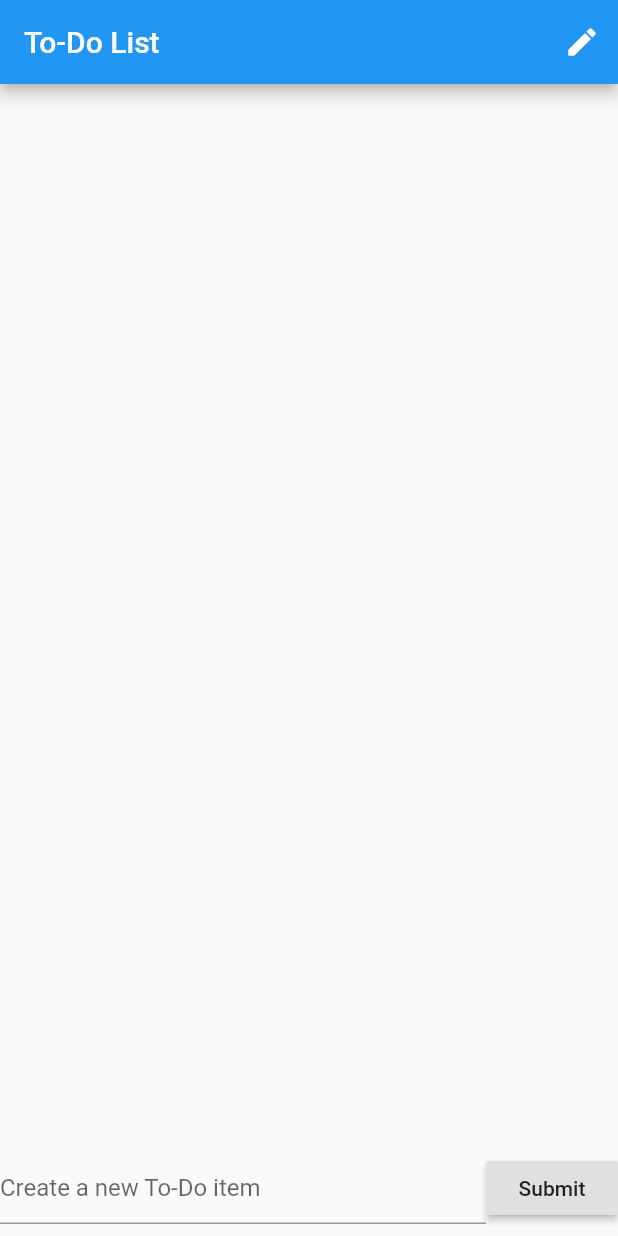
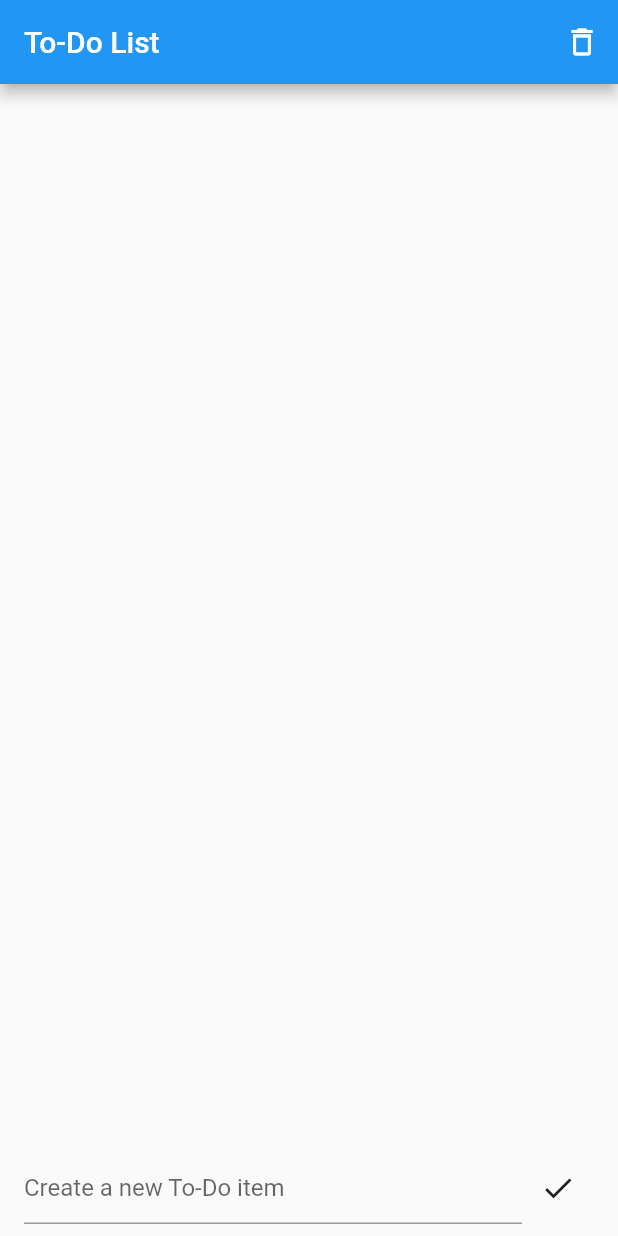
Before and after one commit to tomoya06/todo-app-flutter, a Flutter app: the screen it shows after launch, on a phone screen of 412 x 824 dp. Run offline on Flutter 3.47's test engine with Material 2 defaults, Android fonts, the phone set to English and light mode, and no system bars.

Commit message:
add/edit/delete works, with InheritedWidget

```diff
--- a/lib/main.dart
+++ b/lib/main.dart
@@ -4,75 +4,86 @@ import 'package:flutter/material.dart';
 
 import 'model/TodoItem.dart';
 
-void main() => runApp(MyApp());
+void main() => runApp(TodoApp());
 
-class MyApp extends StatelessWidget {
+class TodoAppInheritedWidget extends InheritedWidget {
+  final TodoAppState state;
+
+  TodoAppInheritedWidget({this.state, Widget child}) : super(child: child);
+
+  @override
+  bool updateShouldNotify(InheritedWidget oldWidget) {
+    return true;
+  }
+
+  static TodoAppInheritedWidget of(BuildContext context) =>
+      context.dependOnInheritedWidgetOfExactType<TodoAppInheritedWidget>();
+}
+
+class TodoApp extends StatefulWidget {
+  @override
+  State<StatefulWidget> createState() => TodoAppState();
+}
+
+class TodoAppState extends State<TodoApp> {
+  final todoList = <TodoItem>[];
+  bool isEditMode = false;
+
+  editTodo(int index, TodoItem newTodoItem) {
+    setState(() {
+      this.todoList[index] = newTodoItem;
+    });
+  }
+
+  deleteTodo(int index) {
+    setState(() {
+      this.todoList.removeAt(index);
+    });
+  }
+
+  addNewTodo(TodoItem newTodoItem) {
+    setState(() {
+      this.todoList.add(newTodoItem);
+    });
+  }
+
   @override
   Widget build(BuildContext context) {
-    return MaterialApp(
+    return TodoAppInheritedWidget(
+      state: this,
+      child: MaterialApp(
         title: "To-Do List",
         home: Scaffold(
           appBar: AppBar(
             title: Text('To-Do List'),
             actions: <Widget>[
               IconButton(
-              icon: Icon(Icons.edit),
-              onPressed: () => {
-                // TODO: edit mode
+                icon: !this.isEditMode
+                    ? Icon(Icons.delete_outline)
+                    : Icon(Icons.clear),
+                onPressed: () {
+                  setState(() {
+                    this.isEditMode = !this.isEditMode;
+                  });
                 },
-            )
+              ),
             ],
           ),
-        body: TodoManager(),
-      ),
-    );
-  }
-}
-
-class TodoManager extends StatefulWidget {
-  @override
-  State<StatefulWidget> createState() => TodoManagerState();
-}
-
-class TodoManagerState extends State<TodoManager> {
-  _triggerAddNewTodoItem(TodoItem newTodoItem) {
-    setState(() {
-      this.todoList.add(newTodoItem);
-    });
-  }
-
-  _triggerDeleteTodoItem(int index) {
-    setState(() {
-      this.todoList.removeAt(index);
-    });
-  }
-
-  _triggerModifyTodoItem(int index, TodoItem newTodoItem) {
-    setState(() {
-      this.todoList.removeAt(index);
-      this.todoList.insert(index, newTodoItem);
-    });
-  }
-
-  final todoList = <TodoItem>[];
-
-  @override
-  Widget build(BuildContext context) {
-    return Column(
+          body: Column(
             children: <Widget>[
               Expanded(
-          child: TodoList(
-            todoList: todoList,
-            triggerModify: this._triggerModifyTodoItem,
+                child: TodoList(),
+              ),
+              !isEditMode
+                  ? Container(
+                      height: 64,
+                      child: NewTodoInput(),
+                    )
+                  : Container(),
+            ],
           ),
         ),
-        Container(
-          height: 64,
-          child: NewTodoInput(
-            triggerAddNew: this._triggerAddNewTodoItem,
       ),
-        ),
-      ],
     );
   }
 }
@@ -80,94 +91,103 @@ class TodoManagerState extends State<TodoManager> {
 class TodoList extends StatefulWidget {
   @override
   State<StatefulWidget> createState() => TodoListState();
-
-  final todoList;
-
-  final triggerModify;
-//  final triggerDelete;
-
-  TodoList({
-    @required this.todoList,
-//    @required this.triggerModify,
-    @required this.triggerModify,
-  });
 }
 
 class TodoListState extends State<TodoList> {
-  Widget _buildList() {
+  @override
+  Widget build(BuildContext context) {
+    final todoList = context
+        .dependOnInheritedWidgetOfExactType<TodoAppInheritedWidget>()
+        .state
+        .todoList;
+
     return ListView.separated(
       itemBuilder: (BuildContext context, int index) {
         return TodoListItem(
           key: UniqueKey(),
-          todoItem: widget.todoList[index],
           index: index,
-          triggerModify: widget.triggerModify,
         );
       },
       separatorBuilder: (BuildContext context, int index) => Divider(),
-      itemCount: widget.todoList.length,
+      itemCount: todoList.length,
     );
-  }
-
-  @override
-  Widget build(BuildContext context) {
-    return _buildList();
   }
 }
 
 class TodoListItem extends StatefulWidget {
-  final TodoItem todoItem;
   final int index;
-  final triggerModify;
+
+  const TodoListItem({Key key, this.index}) : super(key: key);
 
   @override
   State<StatefulWidget> createState() => TodoListItemState();
-
-  _doTriggerModify(TodoItem item) {
-    this.triggerModify(this.index, item);
-  }
-
-  triggerDone(bool value) {
-    TodoItem newTodoItem = TodoItem(todoItem.content);
-    newTodoItem.isFinished = value;
-    _doTriggerModify(newTodoItem);
-  }
-
-  triggerEditContent(String value) {
-    TodoItem newTodoItem = TodoItem(value);
-    newTodoItem.isFinished = todoItem.isFinished;
-    _doTriggerModify(newTodoItem);
-  }
-
-  TodoListItem({
-    @required Key key,
-    @required this.todoItem,
-    @required this.index,
-    @required this.triggerModify,
-  }) : super(key: key);
 }
 
 class TodoListItemState extends State<TodoListItem> {
   bool _isEditing = false;
   final _editController = TextEditingController();
 
+  _triggerEditTodo(TodoAppState state, int index, TodoItem old) {
+    final newTodoItem = TodoItem(_editController.text);
+    newTodoItem.isDone = old.isDone;
+    state.editTodo(index, newTodoItem);
+  }
+
+  _triggerDone(TodoAppState state, int index, bool value, TodoItem old) {
+    final newTodoItem = TodoItem(old.content);
+    newTodoItem.isDone = value;
+    state.editTodo(index, newTodoItem);
+  }
+
+  _triggerDelete(TodoAppState state, int index) {
+    state.deleteTodo(index);
+  }
+
+  final _doneTextStyle = TextStyle(
+    decoration: TextDecoration.lineThrough,
+    color: Colors.black38,
+  );
+
   @override
   Widget build(BuildContext context) {
-    final todoItem = this.widget.todoItem;
+    final todoManagerState = context
+        .dependOnInheritedWidgetOfExactType<TodoAppInheritedWidget>()
+        .state;
+    final todoList = todoManagerState.todoList;
+    final todoItem = todoList[widget.index];
+    final bool isEditMode = todoManagerState.isEditMode;
+
     return ListTile(
-      leading: Checkbox(
-        value: todoItem.isFinished,
-        onChanged: this.widget.triggerDone,
+      leading: !isEditMode
+          ? Checkbox(
+              value: todoItem.isDone,
+              onChanged: (value) {
+                _triggerDone(todoManagerState, widget.index, value, todoItem);
+              },
+            )
+          : IconButton(
+              icon: Icon(
+                Icons.delete_outline,
+                color: Colors.redAccent,
               ),
-      title: !_isEditing ? Text(
+              onPressed: () {
+                _triggerDelete(todoManagerState, widget.index);
+              },
+            ),
+      title: !_isEditing
+          ? Text(
               todoItem.content,
-      ) : TextField(
+              style: !todoItem.isDone ? null : _doneTextStyle,
+            )
+          : TextField(
               controller: _editController,
             ),
-      trailing: !_isEditing ? null : IconButton(
+      trailing: !_isEditing
+          ? null
+          : IconButton(
               icon: Icon(Icons.send),
               onPressed: () {
-          this.widget.triggerEditContent(_editController.text);
+                _triggerEditTodo(todoManagerState, widget.index, todoItem);
               },
             ),
       onLongPress: () {
@@ -181,32 +201,35 @@ class TodoListItemState extends State<TodoListItem> {
 }
 
 class NewTodoInput extends StatefulWidget {
-  final triggerAddNew;
-
   @override
   State<StatefulWidget> createState() => NewTodoInputState();
-
-  NewTodoInput({
-    @required this.triggerAddNew,
-  });
 }
 
 class NewTodoInputState extends State<NewTodoInput> {
   final inputController = TextEditingController();
 
-  void _submitNewTodo() {
+  void _submitNewTodo(TodoAppState state) {
     log(inputController.text);
     if (inputController.text.isNotEmpty) {
       final newTodo = TodoItem(inputController.text);
-      widget.triggerAddNew(newTodo);
+      state.addNewTodo(newTodo);
       inputController.clear();
     }
   }
 
   @override
   Widget build(BuildContext context) {
+    final todoManagerState = context
+        .dependOnInheritedWidgetOfExactType<TodoAppInheritedWidget>()
+        .state;
+
     return Container(
       height: 64,
+      child: Padding(
+        padding: const EdgeInsets.only(
+          left: 16.0,
+          right: 16.0,
+        ),
         child: Row(
           mainAxisSize: MainAxisSize.max,
           crossAxisAlignment: CrossAxisAlignment.center,
@@ -222,13 +245,16 @@ class NewTodoInputState extends State<NewTodoInput> {
             ),
             Expanded(
               flex: 0,
-            child: RaisedButton(
-              child: Text('Submit'),
-              onPressed: _submitNewTodo,
+              child: IconButton(
+                icon: Icon(Icons.done),
+                onPressed: () {
+                  _submitNewTodo(todoManagerState);
+                },
               ),
             )
           ],
         ),
+      ),
     );
   }
 }
--- a/lib/model/TodoItem.dart
+++ b/lib/model/TodoItem.dart
@@ -1,9 +1,9 @@
 class TodoItem {
   String content;
-  bool isFinished;
+  bool isDone;
 
   TodoItem(String content) {
     this.content = content;
-    this.isFinished = false;
+    this.isDone = false;
   }
 }
```
Lines whose indentation alone changed are shown as unchanged.
